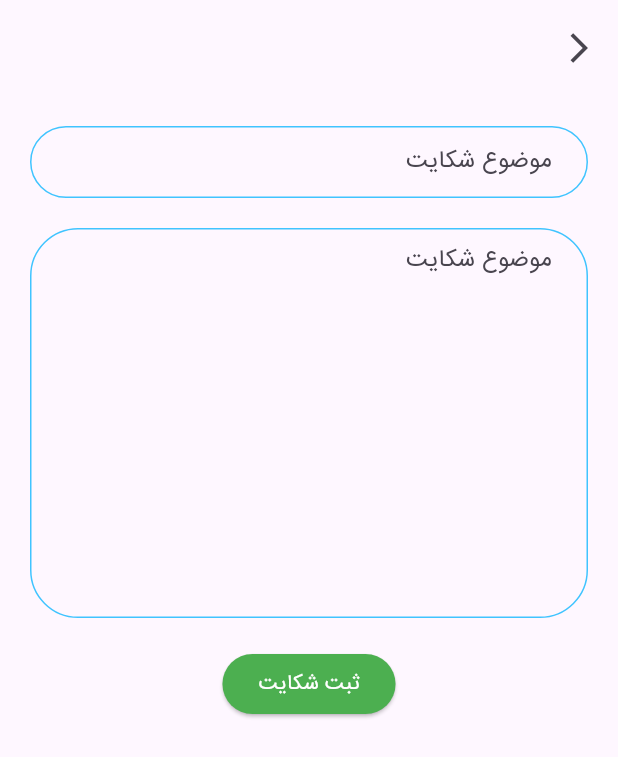
After one commit to imandev989/Mester_Flutter03, a Flutter app: the Complaints screen opened directly, on a phone screen of 412 x 824 dp. The commit adds this screen. Shown: the top 757 px of the screen. Run offline on Flutter 3.47's test engine with Material 3 defaults, Android fonts, the phone set to English and light mode, and no system bars; our stand-ins replace carousel_slider, flutter_map, get, latlong2; network calls fail.

Commit message:
complaint page

```diff
--- /dev/null
+++ b/lib/screens/Profile/Complaints/Complaints.dart
@@ -0,0 +1,100 @@
+import 'package:flutter/material.dart';
+import 'package:get/get.dart';
+import 'package:mester03/uikit/uiColors.dart';
+
+class Complaints extends StatelessWidget {
+  const Complaints({super.key});
+
+  @override
+  Widget build(BuildContext context) {
+    return SafeArea(
+      child: Scaffold(
+        body:Column(
+          mainAxisAlignment: MainAxisAlignment.start,
+          crossAxisAlignment: CrossAxisAlignment.center,
+          children: [
+            Padding(
+              padding: const EdgeInsets.all(8.0),
+              child: Row(
+                mainAxisAlignment: MainAxisAlignment.start,
+                crossAxisAlignment: CrossAxisAlignment.center,
+                children: [
+                  IconButton(onPressed: ()=>Get.back(), icon: Icon(Icons.arrow_back_ios)),
+                ],
+              ),
+            ),
+            Padding(
+              padding: const EdgeInsets.all(20.0),
+              child: Column(
+                mainAxisAlignment: MainAxisAlignment.spaceEvenly,
+                crossAxisAlignment: CrossAxisAlignment.center,
+                children: [
+                  TextField(
+                    onChanged: (value) {
+                      //Do something with the user input.
+                    },
+                    decoration: InputDecoration(
+                      hintText: 'موضوع شکایت',
+                      contentPadding:
+                      EdgeInsets.symmetric(vertical: 10.0, horizontal: 20.0),
+                      border: OutlineInputBorder(
+                        borderRadius: BorderRadius.all(Radius.circular(32.0)),
+                      ),
+                      enabledBorder: OutlineInputBorder(
+                        borderSide:
+                        BorderSide(color: Colors.lightBlueAccent, width: 1.0),
+                        borderRadius: BorderRadius.all(Radius.circular(32.0)),
+                      ),
+                      focusedBorder: OutlineInputBorder(
+                        borderSide:
+                        BorderSide(color: Colors.lightBlueAccent, width: 2.0),
+                        borderRadius: BorderRadius.all(Radius.circular(32.0)),
+                      ),
+                    ),
+                  ),
+                  SizedBox(height: 20.0,),
+                  TextField(
+
+                    onChanged: (value) {
+                      //Do something with the user input.
+                    },
+                    keyboardType: TextInputType.multiline,
+                    textInputAction: TextInputAction.newline,
+                    minLines: 10,
+                    maxLines: 20,
+                    decoration: InputDecoration(
+                      hintText: 'موضوع شکایت',
+                      contentPadding:
+                      EdgeInsets.symmetric(vertical: 10.0, horizontal: 20.0),
+                      border: OutlineInputBorder(
+                        borderRadius: BorderRadius.all(Radius.circular(32.0)),
+                      ),
+                      enabledBorder: OutlineInputBorder(
+                        borderSide:
+                        BorderSide(color: Colors.lightBlueAccent, width: 1.0),
+                        borderRadius: BorderRadius.all(Radius.circular(32.0)),
+                      ),
+                      focusedBorder: OutlineInputBorder(
+                        borderSide:
+                        BorderSide(color: Colors.lightBlueAccent, width: 2.0),
+                        borderRadius: BorderRadius.all(Radius.circular(32.0)),
+                      ),
+                    ),
+                  ),
+                  SizedBox(height: 20.0,),
+                  ElevatedButton(
+                      style: ElevatedButton.styleFrom(
+                        primary: Colors.green, // Background color
+                        onPrimary: UIColor.mainFontColor, // Text Color (Foreground color)
+                      ),
+                      onPressed: (){},
+                      child: Text("ثبت شکایت", style: TextStyle(color: UIColor.mainFontColor),)),
+                ],
+              ),
+            ),
+          ],
+        ),
+      ),
+    );
+  }
+}
--- a/lib/screens/Profile/Profile.dart
+++ b/lib/screens/Profile/Profile.dart
@@ -1,6 +1,7 @@
 import 'package:flutter/material.dart';
 import 'package:get/get.dart';
 import 'package:mester03/screens/Profile/Comments/Comments.dart';
+import 'package:mester03/screens/Profile/Complaints/Complaints.dart';
 import 'package:mester03/screens/Profile/Favourite/Favourite.dart';
 import 'package:mester03/screens/Profile/Information/Infotmation.dart';
 import 'package:mester03/screens/Profile/Orders/Orders.dart';
@@ -317,7 +318,10 @@ class Profile extends StatelessWidget {
                       ),
                     ),
                   ),
-                  Padding(
+                  GestureDetector(
+                    onTap: ()=>Get.to(Complaints()),
+
+                    child: Padding(
                       padding: const EdgeInsets.all(8.0),
                       child:  Column(
                         mainAxisAlignment: MainAxisAlignment.spaceBetween,
@@ -342,6 +346,7 @@ class Profile extends StatelessWidget {
                             height: 20,
                           ),
                         ],
+                      ),
                     ),
                   ),
                   Padding(
```
Lines whose indentation alone changed are shown as unchanged.
